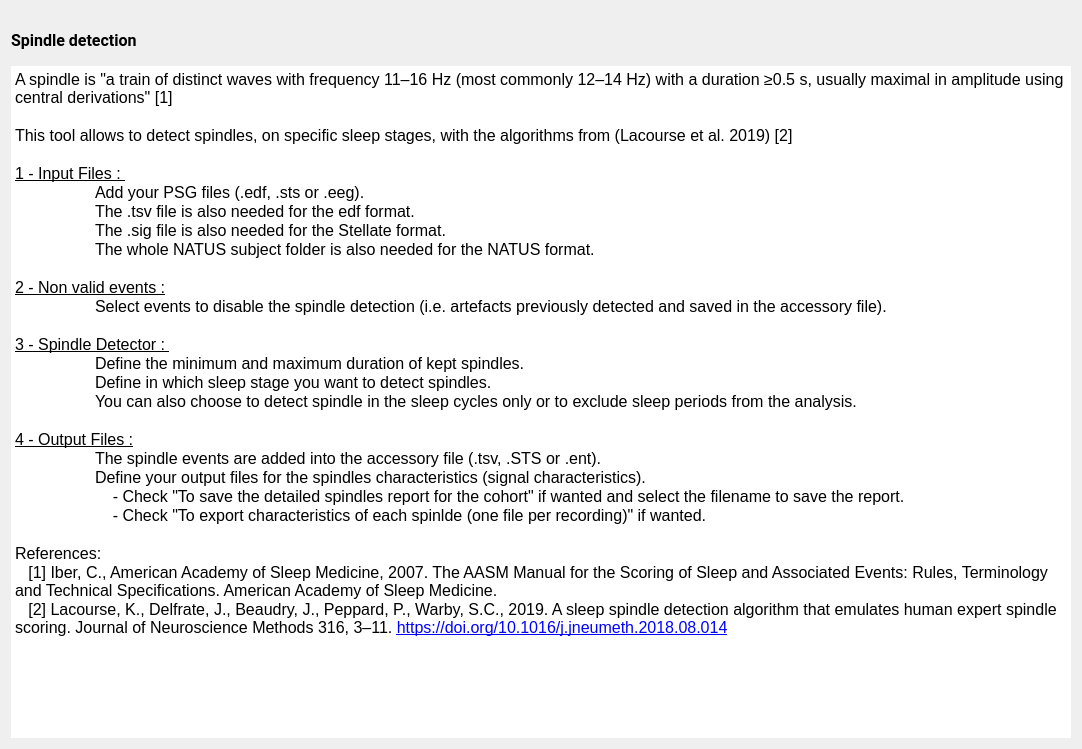
Before: the Qt Designer form tools/CEAMSTools/SpindleDetectionA7/SpindleDetectionDoc/Ui_SpindleDetectionDoc.ui in SnoozToolbox/snooz-package-ceams, drawn with Qt 5.
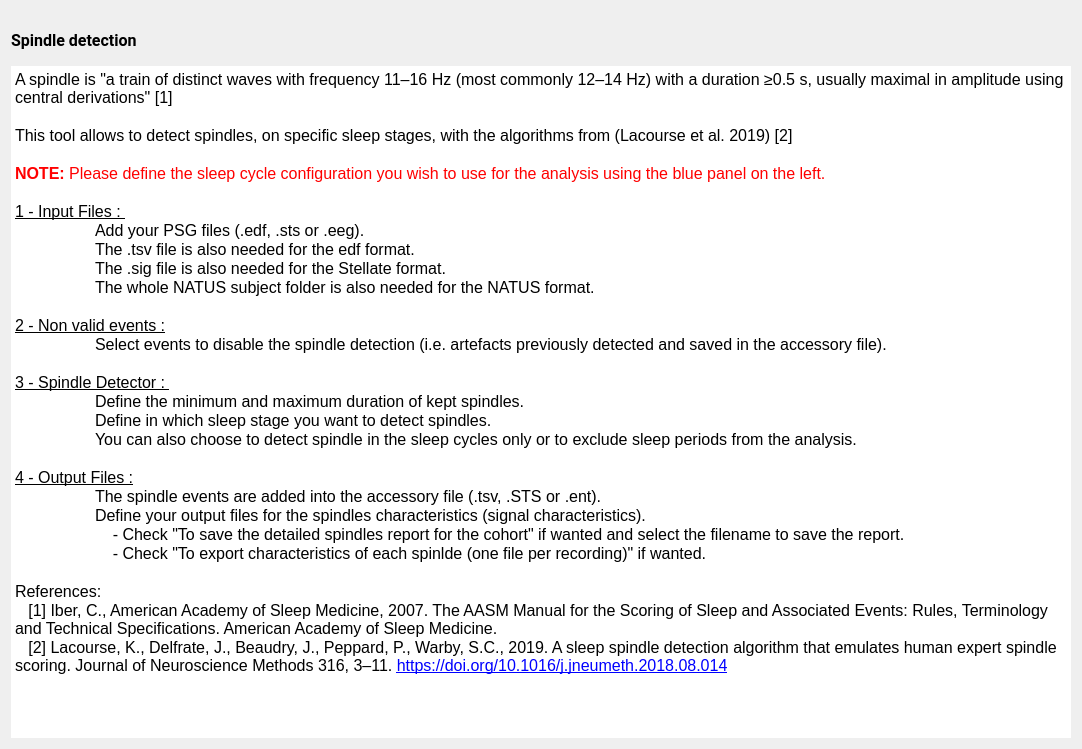
After: the same form once the commit is applied.

Commit message: UI clarification about the start time of the analysis and some modifications

```diff
--- a/tools/CEAMSTools/SpindleDetectionA7/SpindleDetectionDoc/Ui_SpindleDetectionDoc.ui
+++ b/tools/CEAMSTools/SpindleDetectionA7/SpindleDetectionDoc/Ui_SpindleDetectionDoc.ui
@@ -96,6 +96,8 @@
 &lt;p style=&quot;-qt-paragraph-type:empty; margin-top:0px; margin-bottom:0px; margin-left:0px; margin-right:0px; -qt-block-indent:0; text-indent:0px;&quot;&gt;&lt;br /&gt;&lt;/p&gt;
 &lt;p style=&quot; margin-top:0px; margin-bottom:0px; margin-left:0px; margin-right:0px; -qt-block-indent:0; text-indent:0px;&quot;&gt;This tool allows to detect spindles, on specific sleep stages, with the algorithms from (Lacourse et al. 2019) [2]&lt;/p&gt;
 &lt;p style=&quot;-qt-paragraph-type:empty; margin-top:0px; margin-bottom:0px; margin-left:0px; margin-right:0px; -qt-block-indent:0; text-indent:0px;&quot;&gt;&lt;br /&gt;&lt;/p&gt;
+&lt;p style=&quot; margin-top:0px; margin-bottom:0px; margin-left:0px; margin-right:0px; -qt-block-indent:0; text-indent:0px;&quot;&gt;&lt;span style=&quot; font-weight:700; color:#ff0000;&quot;&gt;NOTE:&lt;/span&gt;&lt;span style=&quot; color:#ff0000;&quot;&gt; Please define the sleep cycle configuration you wish to use for the analysis using the blue panel on the left.&lt;/span&gt;&lt;/p&gt;
+&lt;p style=&quot;-qt-paragraph-type:empty; margin-top:0px; margin-bottom:0px; margin-left:0px; margin-right:0px; -qt-block-indent:0; text-indent:0px;&quot;&gt;&lt;br /&gt;&lt;/p&gt;
 &lt;p style=&quot; margin-top:0px; margin-bottom:0px; margin-left:0px; margin-right:0px; -qt-block-indent:0; text-indent:0px;&quot;&gt;&lt;span style=&quot; text-decoration: underline;&quot;&gt;1 - Input Files : &lt;/span&gt;&lt;/p&gt;
 &lt;p style=&quot; margin-top:0px; margin-bottom:0px; margin-left:0px; margin-right:0px; -qt-block-indent:0; text-indent:0px;&quot;&gt;	Add your PSG files (.edf, .sts or .eeg). &lt;/p&gt;
 &lt;p style=&quot; margin-top:0px; margin-bottom:0px; margin-left:0px; margin-right:0px; -qt-block-indent:0; text-indent:0px;&quot;&gt;	The .tsv file is also needed for the edf format.&lt;/p&gt;
```
Left out of the diff: 1 changed line with no effect on the pictures. Lines whose indentation alone changed are shown as unchanged. The commit also changes 18 other files.
